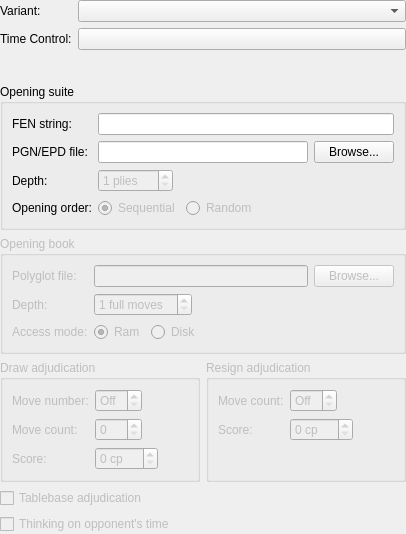
This is projects/gui/ui/gamesettingswidget.ui in cutechess/cutechess as Qt 5 draws it before an edit. The edited form follows.
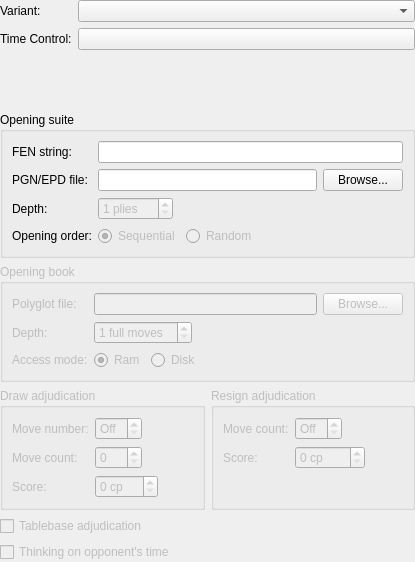
This is the edited form.

Commit message: gui: increase maximum resign adjudication score

Patch:
```diff
--- a/projects/gui/ui/gamesettingswidget.ui
+++ b/projects/gui/ui/gamesettingswidget.ui
@@ -6,8 +6,8 @@
    <rect>
     <x>0</x>
     <y>0</y>
-    <width>406</width>
-    <height>534</height>
+    <width>415</width>
+    <height>562</height>
    </rect>
   </property>
   <property name="windowTitle">
@@ -462,7 +462,7 @@
            <string> cp</string>
           </property>
           <property name="maximum">
-           <number>999</number>
+           <number>9999</number>
           </property>
          </widget>
         </item>
```
